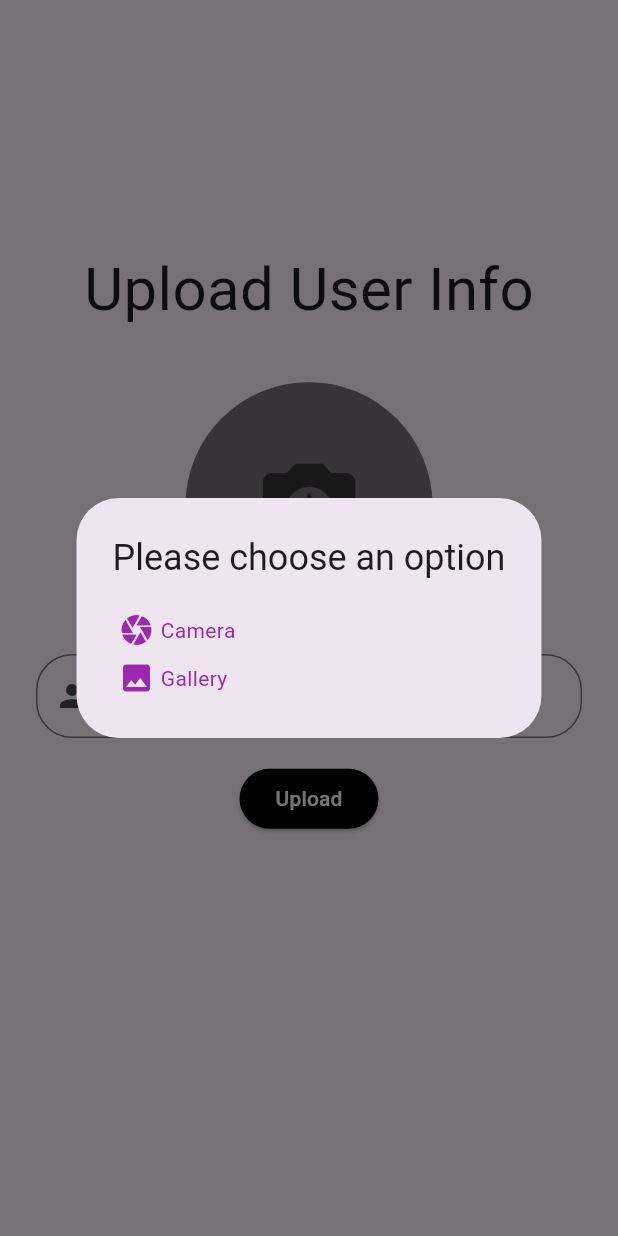
After one commit to ayuuuuu0-0/blackcoffer_test, a Flutter app: the SignUpBody screen opened directly, after a tap on the "camera enhance" icon, on a phone screen of 412 x 824 dp. The commit adds this screen. Run offline on Flutter 3.47's test engine with Material 2 defaults, Android fonts, the phone set to English and light mode, and no system bars; our stand-ins replace camera, cloud_firestore, firebase_auth, firebase_core, firebase_storage, get and 4 more; accounts and stored records are empty; network calls fail; Roboto replaces fonts that are missing (Poppins SemiBold).

Commit message:
new commit

```diff
--- /dev/null
+++ b/lib/globalVar.dart
@@ -0,0 +1 @@
+String uid = '';
--- a/lib/main.dart
+++ b/lib/main.dart
@@ -1,5 +1,7 @@
 import 'package:blackcoffer_test/HomeScreen/homeScreen.dart';
 import 'package:blackcoffer_test/LoginScreen/loginScreen.dart';
+import 'package:blackcoffer_test/mainTabView.dart';
+import 'package:blackcoffer_test/uploadInfo.dart';
 import 'package:flutter/material.dart';
 import 'package:get/get.dart';
 import 'firebase_options.dart';
@@ -25,7 +27,8 @@ class MyApp extends StatelessWidget {
         colorScheme: ColorScheme.fromSeed(seedColor: Colors.deepPurple),
         useMaterial3: true,
       ),
-      home: const LoginScreen(),
+      home: MainTabView(),
+      debugShowCheckedModeBanner: false,
     );
   }
 }
--- /dev/null
+++ b/lib/uploadInfo.dart
@@ -0,0 +1,249 @@
+import 'package:blackcoffer_test/globalVar.dart';
+import 'package:blackcoffer_test/mainTabView.dart';
+import 'package:firebase_auth/firebase_auth.dart';
+import 'package:flutter/material.dart';
+import 'package:firebase_storage/firebase_storage.dart';
+import 'package:cloud_firestore/cloud_firestore.dart';
+import 'package:image_picker/image_picker.dart';
+import 'package:image_cropper/image_cropper.dart';
+import 'dart:io';
+
+class SignUpBody extends StatefulWidget {
+  const SignUpBody({Key? key}) : super(key: key);
+
+  @override
+  State<SignUpBody> createState() => _SignUpBodyState();
+}
+
+class _SignUpBodyState extends State<SignUpBody> {
+  String userPhotoUrl = '';
+  File? _image;
+  bool _isLoading = false;
+
+  final signUpFormKey = GlobalKey<FormState>();
+
+  final TextEditingController userNameController = TextEditingController();
+
+  final FirebaseAuth _auth = FirebaseAuth.instance;
+
+  void _getFromCamera() async {
+    XFile? pickedFile =
+        await ImagePicker().pickImage(source: ImageSource.camera);
+    _cropImage(pickedFile!.path);
+    Navigator.pop(context);
+  }
+
+  void _getFromGallery() async {
+    XFile? pickedFile =
+        await ImagePicker().pickImage(source: ImageSource.gallery);
+    _cropImage(pickedFile!.path);
+    Navigator.pop(context);
+  }
+
+  void _cropImage(filePath) async {
+    try {
+      if (filePath != null) {
+        CroppedFile? croppedImage = await ImageCropper().cropImage(
+          sourcePath: filePath,
+          maxHeight: 1080,
+          maxWidth: 1080,
+        );
+
+        if (croppedImage != null) {
+          setState(() {
+            _image = File(croppedImage.path);
+          });
+        }
+      }
+    } catch (e) {
+      print('Error cropping image: $e');
+    }
+  }
+
+  void _showImageDisplay() {
+    showDialog(
+        context: context,
+        builder: (context) {
+          return AlertDialog(
+            title: Text('Please choose an option'),
+            content: Column(
+              mainAxisSize: MainAxisSize.min,
+              children: [
+                InkWell(
+                  onTap: () {
+                    _getFromCamera();
+                  },
+                  child: const Row(
+                    children: [
+                      Padding(
+                        padding: EdgeInsets.all(4.0),
+                        child: Icon(
+                          Icons.camera,
+                          color: Colors.purple,
+                        ),
+                      ),
+                      Text(
+                        'Camera',
+                        style: TextStyle(color: Colors.purple),
+                      ),
+                    ],
+                  ),
+                ),
+                InkWell(
+                  onTap: () {
+                    _getFromGallery();
+                  },
+                  child: const Row(
+                    children: [
+                      Padding(
+                        padding: EdgeInsets.all(4.0),
+                        child: Icon(
+                          Icons.image,
+                          color: Colors.purple,
+                        ),
+                      ),
+                      Text(
+                        'Gallery',
+                        style: TextStyle(color: Colors.purple),
+                      ),
+                    ],
+                  ),
+                ),
+              ],
+            ),
+          );
+        });
+  }
+
+  void submitFormOnSignup() async {
+    final isValid = signUpFormKey.currentState!.validate();
+    if (isValid) {
+      if (_image == null) {
+        showDialog(
+            context: context,
+            builder: (context) {
+              return SnackBar(
+                content: Text('Please pick an image'),
+              );
+            });
+        return;
+      }
+      setState(() {
+        _isLoading = true;
+      });
+      final User? user = _auth.currentUser;
+      uid = user!.uid;
+
+      final ref = FirebaseStorage.instance
+          .ref()
+          .child('userImages')
+          .child(uid + '.jpg');
+      await ref.putFile(_image!);
+      userPhotoUrl = await ref.getDownloadURL();
+      FirebaseFirestore.instance.collection('users').doc(uid).set({
+        'userName': userNameController.text.trim(),
+        'id': uid,
+        'userImage': userPhotoUrl,
+        'time': DateTime.now(),
+        'status': 'approved',
+      });
+      Navigator.pushReplacement(
+          context, MaterialPageRoute(builder: (context) => MainTabView()));
+    }
+    setState(() {
+      _isLoading = false;
+    });
+  }
+
+  @override
+  Widget build(BuildContext context) {
+    double screenWidth = MediaQuery.of(context).size.width,
+        screenHeight = MediaQuery.of(context).size.height;
+    return Scaffold(
+      body: SingleChildScrollView(
+        child: Column(
+          mainAxisAlignment: MainAxisAlignment.center,
+          children: [
+            SizedBox(
+              height: screenHeight * 0.2,
+            ),
+            Text(
+              'Upload User Info',
+              style: TextStyle(fontFamily: 'Poppins SemiBold', fontSize: 40),
+            ),
+            SizedBox(
+              height: screenHeight * 0.04,
+            ),
+            Form(
+              key: signUpFormKey,
+              child: InkWell(
+                onTap: () {
+                  _showImageDisplay();
+                },
+                child: CircleAvatar(
+                  radius: screenWidth * 0.20,
+                  backgroundColor: Colors.black54,
+                  backgroundImage: _image == null ? null : FileImage(_image!),
+                  child: _image == null
+                      ? Icon(
+                          Icons.camera_enhance,
+                          size: screenWidth * 0.180,
+                          color: Colors.black54,
+                        )
+                      : null,
+                ),
+              ),
+            ),
+            SizedBox(
+              height: screenHeight * 0.02,
+            ),
+            //Image.asset('assets/images/login.png'),
+            Padding(
+              padding: const EdgeInsets.symmetric(horizontal: 24),
+              child: TextField(
+                decoration: InputDecoration(
+                    hintText: 'Enter user name',
+                    prefixIcon: const Icon(Icons.person),
+                    border: OutlineInputBorder(
+                      borderRadius: BorderRadius.circular(24),
+                    )),
+                onChanged: (value) {
+                  userNameController.text = value;
+                },
+              ),
+            ),
+            SizedBox(
+              height: screenHeight * 0.02,
+            ),
+            _isLoading
+                ? Center(
+                    child: Container(
+                      width: 70,
+                      height: 70,
+                      child: const CircularProgressIndicator(),
+                    ),
+                  )
+                : ElevatedButton(
+                    child: Text(
+                      'Upload',
+                      style: TextStyle(color: Colors.white),
+                    ),
+                    style: ElevatedButton.styleFrom(
+                      primary: Colors.black,
+                      shape: RoundedRectangleBorder(
+                        borderRadius: BorderRadius.circular(24),
+                      ),
+                    ),
+                    onPressed: () {
+                      submitFormOnSignup();
+                    },
+                  ),
+            SizedBox(
+              height: screenHeight * 0.02,
+            ),
+          ],
+        ),
+      ),
+    );
+  }
+}
```
Also changed, not shown: lib/HomeScreen/homeScreen.dart (+44 -1 lines), lib/LoginScreen/enterOTP.dart (+20 -5 lines), lib/LoginScreen/loginScreen.dart (+21 -5 lines), lib/VideoScreen/videoScreen.dart (added, +20 -0 lines), lib/library.dart (added, +15 -0 lines), lib/mainTabView.dart (added, +101 -0 lines), lib/tabBar.dart (added, +35 -0 lines), pubspec.yaml (+7 -0 lines), assets/explore.png (added), assets/explore_active.png (added), assets/library.png (added), assets/library_active.png (added), assets/notification_active.png (added), pubspec.lock, 1 other file.
